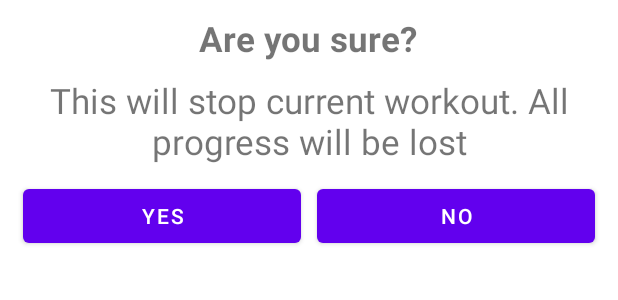
After one commit to Banananabandit/DailyExerciseApp, an Android app: the layout back_nav_confirmation_dialog.xml on its own in the app's theme, with its tools: preview values and no code run, on a phone screen of 412 x 824 dp. The commit adds this screen. Shown: the top 300 px of the screen. Run offline under Robolectric (Android 15) with nearby library versions, the phone set to English and light mode, and no system bars.

Commit message:
Adding confimation dialog for pressing back button

```diff
--- a/app/src/main/java/android/banananabandit/dailyexerciseapp/ExerciseActivity.kt
+++ b/app/src/main/java/android/banananabandit/dailyexerciseapp/ExerciseActivity.kt
@@ -1,6 +1,8 @@
 package android.banananabandit.dailyexerciseapp
 
+import android.app.Dialog
 import android.banananabandit.dailyexerciseapp.databinding.ActivityExerciseBinding
+import android.banananabandit.dailyexerciseapp.databinding.BackNavConfirmationDialogBinding
 import android.content.Intent
 import android.media.MediaPlayer
 import android.net.Uri
@@ -47,11 +49,31 @@ class ExerciseActivity : AppCompatActivity() {
 
 
         binding.exerciseActionBar.setNavigationOnClickListener {
-            onBackPressed()
+            showBackButtonConfirmationDialog()
         }
         setUpRestView()
         setUpExerciseRecyclerView()
 
+    }
+
+    override fun onBackPressed() {
+        showBackButtonConfirmationDialog()
+    }
+
+    private fun showBackButtonConfirmationDialog() {
+        val customDialog = Dialog(this)
+        //data binding to prepare this dialog. We need to use it because this layout is not included in our initial binding duh
+        val dialogBinding = BackNavConfirmationDialogBinding.inflate(layoutInflater)
+        customDialog.setContentView(dialogBinding.root)
+        customDialog.setCanceledOnTouchOutside(false)
+        dialogBinding.backConfirmationYes.setOnClickListener {
+            this@ExerciseActivity.finish()
+            customDialog.dismiss()
+        }
+        dialogBinding.backConfirmationNo.setOnClickListener {
+            customDialog.dismiss()
+        }
+        customDialog.show()
     }
 
     private fun setUpExerciseRecyclerView() {
--- /dev/null
+++ b/app/src/main/res/layout/back_nav_confirmation_dialog.xml
@@ -0,0 +1,47 @@
+<?xml version="1.0" encoding="utf-8"?>
+<LinearLayout
+    xmlns:android="http://schemas.android.com/apk/res/android"
+    android:layout_width="match_parent"
+    android:layout_height="wrap_content"
+    android:orientation="vertical"
+    android:layout_margin="10dp">
+    <TextView
+        android:layout_width="wrap_content"
+        android:layout_height="wrap_content"
+        android:text="Are you sure?"
+        android:textSize="23sp"
+        android:textStyle="bold"
+        android:layout_gravity="center" />
+
+    <TextView
+        android:layout_width="wrap_content"
+        android:layout_height="wrap_content"
+        android:layout_marginTop="10dp"
+        android:layout_marginBottom="10dp"
+        android:text="This will stop current workout. All progress will be lost"
+        android:textSize="23sp"
+        android:gravity="center"/>
+
+    <LinearLayout
+        android:layout_width="match_parent"
+        android:layout_height="match_parent"
+        android:orientation="horizontal">
+
+        <Button
+            android:id="@+id/back_confirmation_yes"
+            android:layout_width="wrap_content"
+            android:layout_height="wrap_content"
+            android:layout_marginStart="5dp"
+            android:layout_marginEnd="5dp"
+            android:layout_weight="1"
+            android:text="yes"/>
+        <Button
+            android:id="@+id/back_confirmation_no"
+            android:layout_width="wrap_content"
+            android:layout_height="wrap_content"
+            android:layout_marginStart="5dp"
+            android:layout_marginEnd="5dp"
+            android:layout_weight="1"
+            android:text="no"/>
+    </LinearLayout>
+</LinearLayout>
```
